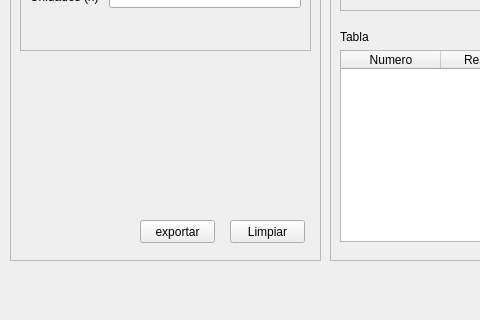
Above: lineFlow.ui from santiagoTrivi/lineFlow before the change; both pictures show x 0 to 480 and y 280 to 600 of the 800 by 600 pixel window. Below: the same form after it.
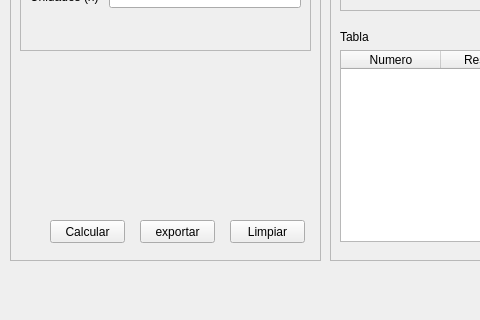
That is the form after the change. Icons and pictures are not drawn.

Commit message: feat: adding some actions

What changed in the file:
```diff
--- a/lineFlow.ui
+++ b/lineFlow.ui
@@ -420,6 +420,19 @@
       <string>Entrada</string>
      </property>
     </widget>
+    <widget class="QPushButton" name="calculate_pushButton">
+     <property name="geometry">
+      <rect>
+       <x>40</x>
+       <y>410</y>
+       <width>75</width>
+       <height>23</height>
+      </rect>
+     </property>
+     <property name="text">
+      <string>Calcular</string>
+     </property>
+    </widget>
    </widget>
    <zorder>frame</zorder>
    <zorder>frame_4</zorder>
```
The commit also changes 2 other files.
